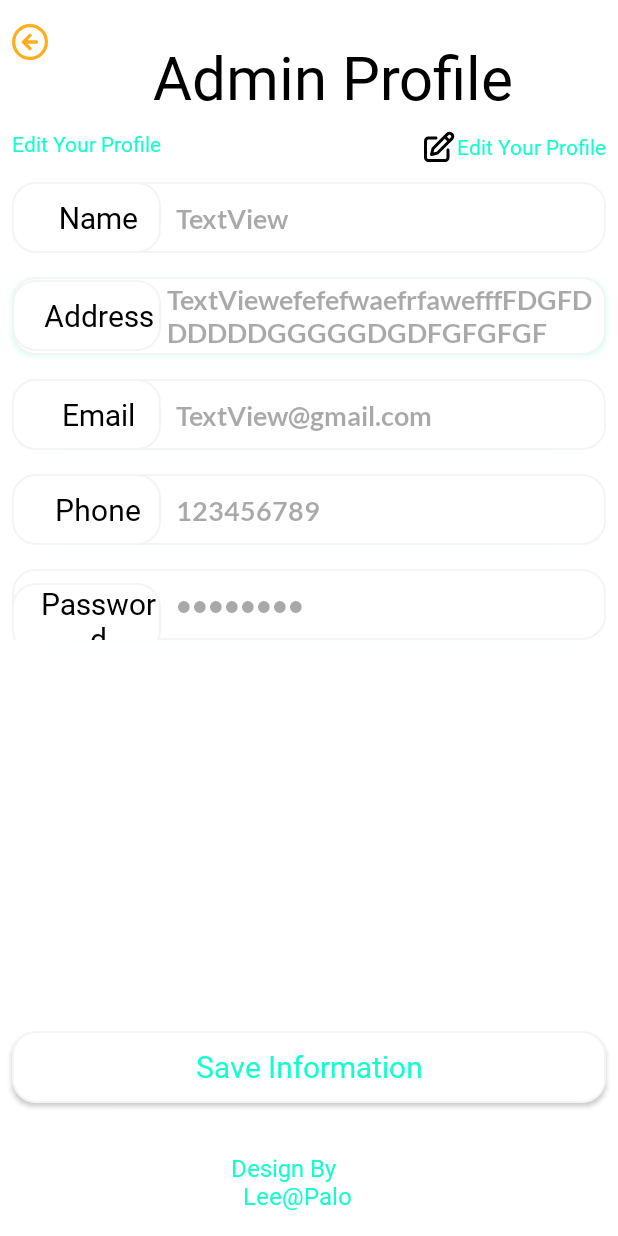
After one commit to leemutai/AdminHostelFinder, an Android app: the AdminProfileActivity screen opened directly, with no data from a screen before it, on a phone screen of 412 x 824 dp. The commit adds this screen. Run offline under Robolectric (Android 15) with nearby library versions, the phone set to English and light mode, and no system bars.

Commit message:
added addlistings and profile

```diff
--- /dev/null
+++ b/app/src/main/java/com/example/adminhostel_locator/AdminProfileActivity.kt
@@ -0,0 +1,37 @@
+package com.example.adminhostel_locator
+
+import androidx.appcompat.app.AppCompatActivity
+import android.os.Bundle
+import com.example.adminhostel_locator.databinding.ActivityAdminProfileBinding
+
+class AdminProfileActivity : AppCompatActivity() {
+    private val binding: ActivityAdminProfileBinding by lazy {
+        ActivityAdminProfileBinding.inflate(layoutInflater)
+    }
+    override fun onCreate(savedInstanceState: Bundle?) {
+        super.onCreate(savedInstanceState)
+        setContentView(binding.root)
+        binding.backButton.setOnClickListener {
+            finish()
+        }
+
+        binding.name.isEnabled = false
+        binding.address.isEnabled = false
+        binding.email.isEnabled = false
+        binding.phone.isEnabled = false
+        binding.password.isEnabled = false
+
+        var isEnable = false
+        binding.editButton.setOnClickListener {
+            isEnable = ! isEnable
+            binding.name.isEnabled = isEnable
+            binding.address.isEnabled = isEnable
+            binding.email.isEnabled = isEnable
+            binding.phone.isEnabled = isEnable
+            binding.password.isEnabled = isEnable
+            if (isEnable){
+                binding.name.requestFocus()
+            }
+        }
+    }
+}
--- a/app/src/main/java/com/example/adminhostel_locator/adapter/AllListingsAdapter.kt
+++ /dev/null
@@ -1,4 +0,0 @@
-package com.example.adminhostel_locator.adapter
-
-class AllListingsAdapter {
-}
--- /dev/null
+++ b/app/src/main/res/drawable/edit.xml
@@ -0,0 +1,4 @@
+<vector android:height="24dp" android:viewportHeight="24"
+    android:viewportWidth="24" android:width="24dp" xmlns:android="http://schemas.android.com/apk/res/android">
+    <path android:fillColor="#000000" android:fillType="evenOdd" android:pathData="M21.121,2.707C19.95,1.535 18.05,1.535 16.879,2.707L15.199,4.387L7.293,12.293C7.165,12.421 7.074,12.582 7.03,12.757L6.03,16.757C5.945,17.098 6.045,17.459 6.293,17.707C6.541,17.955 6.902,18.055 7.243,17.97L11.243,16.97C11.418,16.926 11.579,16.835 11.707,16.707L19.556,8.859L21.293,7.121C22.465,5.95 22.465,4.05 21.293,2.879L21.121,2.707ZM18.293,4.121C18.683,3.731 19.317,3.731 19.707,4.121L19.879,4.293C20.269,4.683 20.269,5.317 19.879,5.707L18.862,6.724L17.307,5.107L18.293,4.121ZM15.892,6.522L17.448,8.138L10.489,15.097L8.374,15.626L8.903,13.511L15.892,6.522ZM4,8C4,7.448 4.448,7 5,7H10C10.552,7 11,6.552 11,6C11,5.448 10.552,5 10,5H5C3.343,5 2,6.343 2,8V19C2,20.657 3.343,22 5,22H16C17.657,22 19,20.657 19,19V14C19,13.448 18.552,13 18,13C17.448,13 17,13.448 17,14V19C17,19.552 16.552,20 16,20H5C4.448,20 4,19.552 4,19V8Z"/>
+</vector>
--- /dev/null
+++ b/app/src/main/res/layout/activity_admin_profile.xml
@@ -0,0 +1,307 @@
+<?xml version="1.0" encoding="utf-8"?>
+<androidx.constraintlayout.widget.ConstraintLayout
+    xmlns:android="http://schemas.android.com/apk/res/android"
+    xmlns:app="http://schemas.android.com/apk/res-auto"
+    xmlns:tools="http://schemas.android.com/tools"
+    android:layout_width="match_parent"
+    android:layout_height="match_parent"
+    android:background="@color/white"
+    android:elevation="2dp"
+    tools:context=".AdminProfileActivity">
+
+    <ImageButton
+        android:id="@+id/backButton"
+        android:layout_width="24dp"
+        android:layout_height="24dp"
+        android:layout_marginStart="8dp"
+        android:layout_marginTop="16dp"
+        android:background="@android:color/transparent"
+        android:scaleType="centerCrop"
+        android:src="@drawable/arrow_left"
+        app:layout_constraintStart_toStartOf="parent"
+        app:layout_constraintTop_toTopOf="parent" />
+
+    <TextView
+        android:id="@+id/textView12"
+        android:layout_width="wrap_content"
+        android:layout_height="wrap_content"
+        android:layout_marginTop="8dp"
+        android:fontFamily="@font/yeon_sung"
+        android:text="Admin Profile"
+        android:textColor="@color/black"
+        android:textSize="40sp"
+        app:layout_constraintEnd_toEndOf="parent"
+        app:layout_constraintStart_toEndOf="@+id/backButton"
+        app:layout_constraintTop_toTopOf="@+id/backButton" />
+
+    <TextView
+        android:id="@+id/textView15"
+        android:layout_width="wrap_content"
+        android:layout_height="wrap_content"
+        android:layout_marginTop="8dp"
+        android:fontFamily="@font/yeon_sung"
+        android:text="Edit Your Profile"
+        android:textColor="@color/textColor"
+        app:layout_constraintStart_toStartOf="@+id/backButton"
+        app:layout_constraintTop_toBottomOf="@+id/textView12" />
+
+    <TextView
+        android:id="@+id/editButton"
+        android:layout_width="wrap_content"
+        android:layout_height="wrap_content"
+        android:layout_marginTop="8dp"
+        android:layout_marginEnd="8dp"
+        android:clickable="true"
+        android:drawableLeft="@drawable/edit"
+        android:fontFamily="@font/yeon_sung"
+        android:gravity="center"
+        android:text="Edit Your Profile"
+        android:textColor="@color/textColor"
+        app:layout_constraintEnd_toEndOf="parent"
+        app:layout_constraintTop_toBottomOf="@+id/textView12" />
+
+    <LinearLayout
+        android:id="@+id/linearLayout5"
+        android:layout_width="match_parent"
+        android:layout_height="wrap_content"
+        android:layout_marginStart="8dp"
+        android:layout_marginTop="16dp"
+        android:layout_marginEnd="8dp"
+        android:outlineSpotShadowColor="@color/textColor"
+        android:background="@drawable/edittextshape"
+        android:elevation="2dp"
+        android:orientation="horizontal"
+        app:layout_constraintEnd_toEndOf="parent"
+        app:layout_constraintStart_toStartOf="parent"
+        app:layout_constraintTop_toBottomOf="@+id/textView15">
+
+        <TextView
+            android:layout_width="match_parent"
+            android:layout_height="47dp"
+            android:layout_weight="3"
+            android:background="@drawable/edittextshape"
+            android:fontFamily="@font/yeon_sung"
+            android:gravity="center"
+            android:paddingStart="15dp"
+            android:text="Name"
+            android:textColor="@color/black"
+            android:textSize="20sp"
+            app:layout_constraintEnd_toEndOf="parent"
+            app:layout_constraintTop_toBottomOf="@+id/textView12" />
+
+        <EditText
+            android:id="@+id/name"
+            android:layout_width="match_parent"
+            android:layout_height="47dp"
+            android:layout_weight="1"
+            android:background="@android:color/transparent"
+            android:fontFamily="@font/lato_bold"
+            android:inputType="text"
+            android:paddingStart="10dp"
+            android:paddingEnd="10dp"
+            android:text="TextView" />
+
+    </LinearLayout>
+
+    <LinearLayout
+        android:id="@+id/linearLayout6"
+        android:layout_width="match_parent"
+        android:layout_height="wrap_content"
+        android:layout_marginStart="8dp"
+        android:layout_marginTop="16dp"
+        android:layout_marginEnd="8dp"
+        android:background="@drawable/edittextshape"
+        android:outlineSpotShadowColor="@color/textColor"
+        android:elevation="2dp"
+        android:gravity="center_vertical"
+        android:orientation="horizontal"
+        app:layout_constraintEnd_toEndOf="parent"
+        app:layout_constraintStart_toStartOf="parent"
+        app:layout_constraintTop_toBottomOf="@+id/linearLayout5">
+
+        <TextView
+            android:layout_width="match_parent"
+            android:layout_height="47dp"
+            android:layout_weight="3"
+            android:background="@drawable/edittextshape"
+            android:fontFamily="@font/yeon_sung"
+            android:gravity="center"
+            android:paddingStart="15dp"
+            android:text="Address"
+            android:textColor="@color/black"
+            android:textSize="20sp"
+            app:layout_constraintEnd_toEndOf="parent"
+            app:layout_constraintTop_toBottomOf="@+id/textView12" />
+
+        <EditText
+            android:id="@+id/address"
+            android:layout_width="match_parent"
+            android:layout_height="wrap_content"
+            android:layout_weight="1"
+            android:background="@android:color/transparent"
+            android:fontFamily="@font/lato_bold"
+            android:inputType="textMultiLine"
+            android:padding="4dp"
+            android:text="TextViewefefefwaefrfawefffFDGFDDDDDDGGGGGDGDFGFGFGF" />
+
+    </LinearLayout>
+
+    <LinearLayout
+        android:id="@+id/linearLayout7"
+        android:layout_width="match_parent"
+        android:layout_height="wrap_content"
+        android:layout_marginStart="8dp"
+        android:layout_marginTop="16dp"
+        android:layout_marginEnd="8dp"
+        android:background="@drawable/edittextshape"
+        android:outlineSpotShadowColor="@color/textColor"
+        android:elevation="2dp"
+        android:orientation="horizontal"
+        app:layout_constraintEnd_toEndOf="parent"
+        app:layout_constraintStart_toStartOf="parent"
+        app:layout_constraintTop_toBottomOf="@+id/linearLayout6">
+
+        <TextView
+            android:layout_width="match_parent"
+            android:layout_height="47dp"
+            android:layout_weight="3"
+            android:background="@drawable/edittextshape"
+            android:fontFamily="@font/yeon_sung"
+            android:gravity="center"
+            android:paddingStart="15dp"
+            android:text="Email"
+            android:textColor="@color/black"
+            android:textSize="20sp"
+            app:layout_constraintEnd_toEndOf="parent"
+            app:layout_constraintTop_toBottomOf="@+id/textView12" />
+
+        <EditText
+            android:id="@+id/email"
+            android:layout_width="match_parent"
+            android:layout_height="47dp"
+            android:layout_weight="1"
+            android:background="@android:color/transparent"
+            android:fontFamily="@font/lato_bold"
+            android:inputType="textEmailAddress"
+            android:paddingStart="10dp"
+            android:paddingEnd="10dp"
+            android:text="TextView@gmail.com" />
+
+    </LinearLayout>
+
+    <LinearLayout
+        android:id="@+id/linearLayout8"
+        android:layout_width="match_parent"
+        android:layout_height="wrap_content"
+        android:layout_marginStart="8dp"
+        android:layout_marginTop="16dp"
+        android:layout_marginEnd="8dp"
+        android:background="@drawable/edittextshape"
+        android:outlineSpotShadowColor="@color/textColor"
+        android:elevation="2dp"
+        android:orientation="horizontal"
+        app:layout_constraintEnd_toEndOf="parent"
+        app:layout_constraintStart_toStartOf="parent"
+        app:layout_constraintTop_toBottomOf="@+id/linearLayout7">
+
+        <TextView
+            android:layout_width="match_parent"
+            android:layout_height="47dp"
+            android:layout_weight="3"
+            android:background="@drawable/edittextshape"
+            android:fontFamily="@font/yeon_sung"
+            android:gravity="center"
+            android:paddingStart="15dp"
+            android:text="Phone"
+            android:textColor="@color/black"
+            android:textSize="20sp"
+            app:layout_constraintEnd_toEndOf="parent"
+            app:layout_constraintTop_toBottomOf="@+id/textView12" />
+
+        <EditText
+            android:id="@+id/phone"
+            android:layout_width="match_parent"
+            android:layout_height="47dp"
+            android:layout_weight="1"
+            android:background="@android:color/transparent"
+            android:fontFamily="@font/lato_bold"
+            android:inputType="number"
+            android:paddingStart="10dp"
+            android:paddingEnd="10dp"
+            android:text="123456789" />
+
+    </LinearLayout>
+
+    <LinearLayout
+        android:layout_width="match_parent"
+        android:layout_height="wrap_content"
+        android:layout_marginStart="8dp"
+        android:layout_marginTop="16dp"
+        android:layout_marginEnd="8dp"
+        android:background="@drawable/edittextshape"
+        android:outlineSpotShadowColor="@color/textColor"
+        android:elevation="2dp"
+        android:orientation="horizontal"
+        app:layout_constraintEnd_toEndOf="parent"
+        app:layout_constraintStart_toStartOf="parent"
+        app:layout_constraintTop_toBottomOf="@+id/linearLayout8">
+
+        <TextView
+            android:layout_width="match_parent"
+            android:layout_height="47dp"
+            android:layout_weight="3"
+            android:background="@drawable/edittextshape"
+            android:fontFamily="@font/yeon_sung"
+            android:gravity="center"
+            android:paddingStart="15dp"
+            android:text="Password"
+            android:textColor="@color/black"
+            android:textSize="20sp"
+            app:layout_constraintEnd_toEndOf="parent"
+            app:layout_constraintTop_toBottomOf="@+id/textView12" />
+
+        <EditText
+            android:id="@+id/password"
+            android:layout_width="match_parent"
+            android:layout_height="47dp"
+            android:layout_weight="1"
+            android:background="@android:color/transparent"
+            android:fontFamily="@font/lato_bold"
+            android:inputType="textPassword"
+            android:paddingStart="10dp"
+            android:paddingEnd="10dp"
+            android:text="TextView" />
+    </LinearLayout>
+
+    <androidx.appcompat.widget.AppCompatButton
+        android:id="@+id/saveInfoButton"
+        android:layout_width="0dp"
+        android:layout_height="wrap_content"
+        android:layout_marginLeft="8dp"
+        android:layout_marginRight="8dp"
+        android:background="@drawable/edittextshape"
+        android:fontFamily="@font/yeon_sung"
+        android:text="Save Information"
+        android:textAllCaps="false"
+        android:layout_marginBottom="32dp"
+        android:textColor="@color/textColor"
+        android:textSize="20sp"
+        app:layout_constraintBottom_toTopOf="@+id/textView3"
+        app:layout_constraintEnd_toEndOf="parent"
+        app:layout_constraintHorizontal_bias="0.0"
+        app:layout_constraintStart_toStartOf="parent" />
+
+    <TextView
+        android:id="@+id/textView3"
+        android:layout_width="wrap_content"
+        android:layout_height="wrap_content"
+        android:layout_marginBottom="16dp"
+        android:fontFamily="@font/yeon_sung"
+        android:text="Design By\n  Lee@Palo"
+        android:textColor="@color/textColor"
+        android:textSize="16sp"
+        app:layout_constraintBottom_toBottomOf="parent"
+        app:layout_constraintEnd_toEndOf="parent"
+        app:layout_constraintHorizontal_bias="0.464"
+        app:layout_constraintStart_toStartOf="parent" />
+</androidx.constraintlayout.widget.ConstraintLayout>
```
Also changed, not shown: app/src/main/AndroidManifest.xml (+12 -6 lines), app/src/main/java/com/example/adminhostel_locator/AllPropertyActivity.kt (+34 -1 lines), app/src/main/java/com/example/adminhostel_locator/BookingStatusActivity.kt (added, +27 -0 lines), app/src/main/java/com/example/adminhostel_locator/MainActivity.kt (+14 -0 lines), app/src/main/java/com/example/adminhostel_locator/adapter/AddListingsAdapter.kt (added, +65 -0 lines), app/src/main/java/com/example/adminhostel_locator/adapter/BookingStatusAdapter.kt (added, +39 -0 lines), app/src/main/res/layout/activity_booking_status.xml (added, +46 -0 lines), app/src/main/res/layout/activity_main.xml (+7 -4 lines), app/src/main/res/layout/booked_property.xml (added, +97 -0 lines), app/src/main/res/layout/property_listing.xml (+8 -8 lines).
